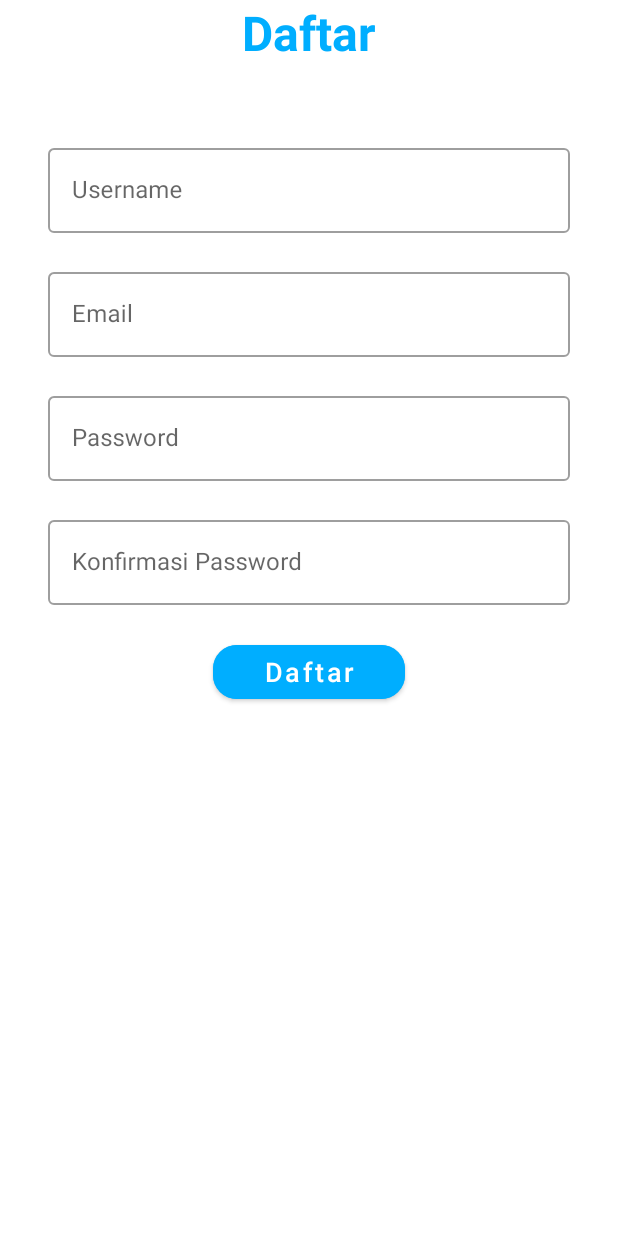
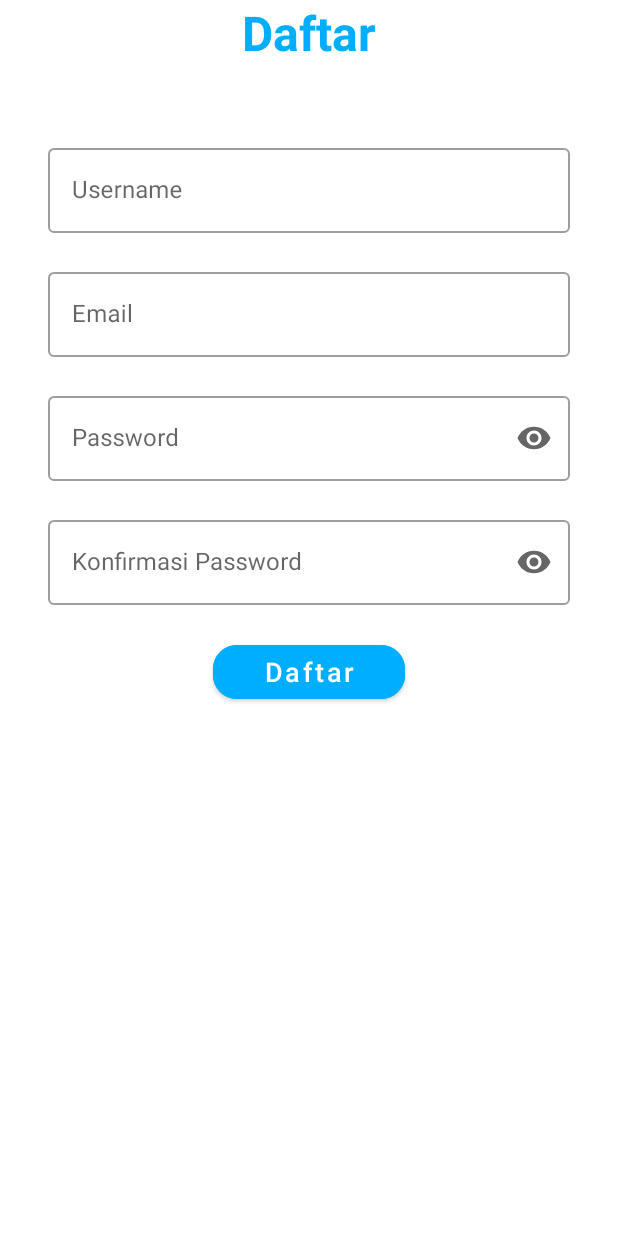
Before and after one commit to Musnadil/ChallengeChapter4, an Android app: the RegisterFragment screen opened through its navigation route, on a phone screen of 412 x 824 dp. Run offline under Robolectric (Android 15) with nearby library versions, the phone set to English and light mode, and no system bars.

Commit message:
add password toggle and validate form register

```diff
--- a/app/src/main/java/com/musnadil/challengechapter4/fragment/LoginFragment.kt
+++ b/app/src/main/java/com/musnadil/challengechapter4/fragment/LoginFragment.kt
@@ -33,4 +33,9 @@ class LoginFragment : Fragment() {
             binding.etUsername.setText(username)
         }
     }
+
+    override fun onDestroy() {
+        super.onDestroy()
+        _binding = null
+    }
 }
--- a/app/src/main/res/layout/fragment_login.xml
+++ b/app/src/main/res/layout/fragment_login.xml
@@ -41,7 +41,8 @@
         android:layout_width="match_parent"
         android:layout_height="wrap_content"
         android:layout_marginHorizontal="32dp"
-        app:errorEnabled="true">
+        app:errorEnabled="true"
+        app:endIconMode="password_toggle">
 
         <com.google.android.material.textfield.TextInputEditText
             android:id="@+id/et_password"
--- a/app/src/main/res/layout/fragment_register.xml
+++ b/app/src/main/res/layout/fragment_register.xml
@@ -58,7 +58,8 @@
         app:errorEnabled="true"
         android:layout_width="match_parent"
         android:layout_height="wrap_content"
-        android:layout_marginHorizontal="32dp">
+        android:layout_marginHorizontal="32dp"
+        app:endIconMode="password_toggle">
 
         <com.google.android.material.textfield.TextInputEditText
             android:id="@+id/et_password"
@@ -66,7 +67,8 @@
             android:layout_height="wrap_content"
             android:hint="Password"
             android:singleLine="true"
-            android:maxLines="1" />
+            android:maxLines="1"
+            android:inputType="textPassword"/>
 
     </com.google.android.material.textfield.TextInputLayout>
     <com.google.android.material.textfield.TextInputLayout
@@ -75,7 +77,8 @@
         app:errorEnabled="true"
         android:layout_width="match_parent"
         android:layout_height="wrap_content"
-        android:layout_marginHorizontal="32dp">
+        android:layout_marginHorizontal="32dp"
+        app:endIconMode="password_toggle">
 
         <com.google.android.material.textfield.TextInputEditText
             android:id="@+id/et_konfir_password"
@@ -83,7 +86,8 @@
             android:layout_height="wrap_content"
             android:hint="Konfirmasi Password"
             android:singleLine="true"
-            android:maxLines="1" />
+            android:maxLines="1"
+            android:inputType="textPassword"/>
 
     </com.google.android.material.textfield.TextInputLayout>
     <com.google.android.material.button.MaterialButton
--- a/app/src/main/res/navigation/nav_login.xml
+++ b/app/src/main/res/navigation/nav_login.xml
@@ -14,7 +14,9 @@
             android:id="@+id/action_loginFragment_to_registerFragment"
             app:destination="@id/registerFragment"
             app:enterAnim="@anim/fade_in"
-            app:exitAnim="@anim/fade_out" />
+            app:exitAnim="@anim/fade_out"
+            app:popUpTo="@id/loginFragment"
+            app:popUpToInclusive="true"/>
     </fragment>
     <fragment
         android:id="@+id/registerFragment"
@@ -25,6 +27,8 @@
             android:id="@+id/action_registerFragment_to_loginFragment"
             app:destination="@id/loginFragment"
             app:enterAnim="@anim/fade_in"
-            app:exitAnim="@anim/fade_out" />
+            app:exitAnim="@anim/fade_out"
+            app:popUpTo="@id/registerFragment"
+            app:popUpToInclusive="true"/>
     </fragment>
 </navigation>
```
Also changed, not shown: app/src/main/java/com/musnadil/challengechapter4/fragment/RegisterFragment.kt (+29 -9 lines).
